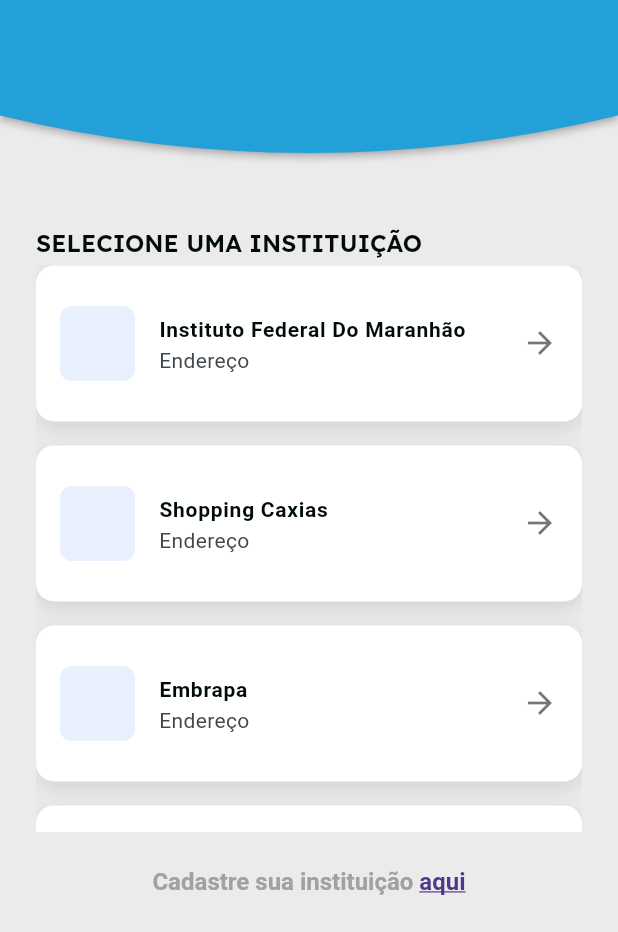
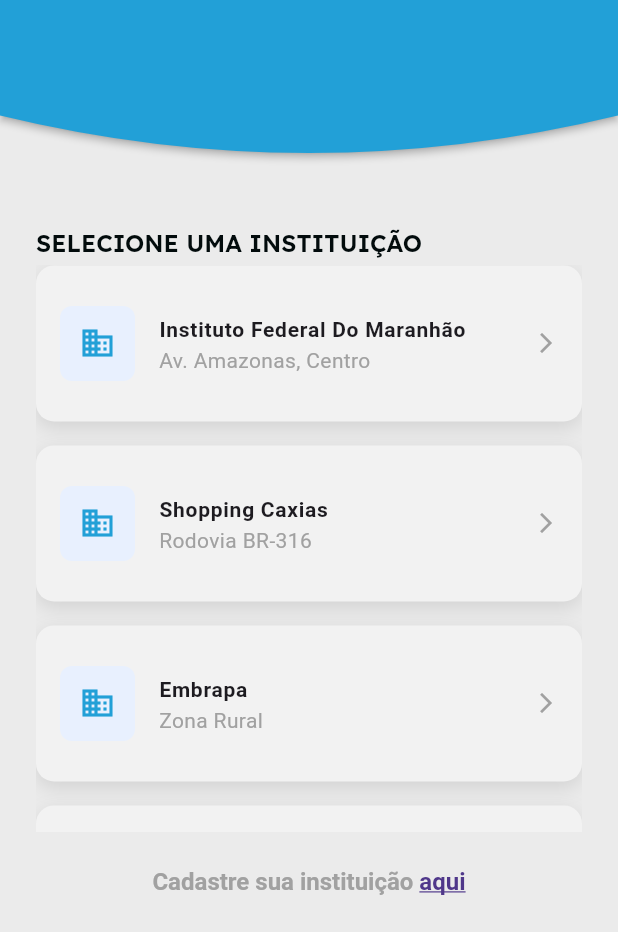
Before and after one commit to JonasNogueiraS/vektorIF, a Flutter app: the SelectInstitutionScreen screen opened by its route, on a phone screen of 412 x 824 dp, the part 304-1236 px from its top. Run offline on Flutter 3.47's test engine with Material 3 defaults, Android fonts, the phone set to English and light mode, and no system bars; our stand-ins replace google_fonts.

Commit message:
Refatora tela de seleção de instituições e implementa componente InstitutionCards

```diff
--- /dev/null
+++ b/lib/core/widgets/institution_cards.dart
@@ -0,0 +1,64 @@
+import 'package:flutter/material.dart';
+import 'package:vektor_if/core/themes/app_theme.dart';
+
+class InstitutionCards extends StatelessWidget {
+  final String name;
+  final String address;
+  final VoidCallback onTap;
+
+  const InstitutionCards({
+    super.key,
+    required this.name,
+    required this.address,
+    required this.onTap,
+  });
+
+  @override
+  Widget build(BuildContext context) {
+    return Container(
+      margin: const EdgeInsets.only(bottom: 16),
+      decoration: BoxDecoration(
+        color: AppTheme.colorWhiteText,
+        borderRadius: BorderRadius.circular(12),
+        boxShadow: [
+          BoxShadow(
+            color: Color(0x1B000000),
+            blurRadius: 10,
+            offset: const Offset(0, 4),
+          ),
+        ],
+      ),
+      child: ListTile(
+        contentPadding: const EdgeInsets.all(16),
+        leading: Container(
+          width: 50,
+          height: 50,
+          decoration: BoxDecoration(
+            color: const Color(0xFFE8F0FE),
+            borderRadius: BorderRadius.circular(8),
+          ),
+          child: const Icon(Icons.business, color: AppTheme.primaryBlue),
+        ),
+        title: Text(
+          name,
+          style: Theme.of(context).textTheme.bodyLarge?.copyWith(
+            fontWeight: FontWeight.bold,
+            fontSize: 14,
+          ),
+        ),
+        subtitle: Text(
+          address,
+          style: Theme.of(
+            context,
+          ).textTheme.bodyMedium?.copyWith(color: AppTheme.colorGrayText),
+        ),
+        trailing: const Icon(
+          Icons.arrow_forward_ios,
+          size: 16,
+          color: AppTheme.colorGrayText,
+        ),
+        onTap: onTap,
+      ),
+    );
+  }
+}
--- a/lib/screens/institution_list.dart
+++ b/lib/screens/institution_list.dart
@@ -1,9 +1,16 @@
 import 'package:flutter/material.dart';
 import 'package:vektor_if/core/themes/app_theme.dart';
 import 'package:vektor_if/core/widgets/custom_header.dart';
-
+import 'package:vektor_if/core/widgets/institution_cards.dart';
 class SelectInstitutionScreen extends StatelessWidget {
   const SelectInstitutionScreen({super.key});
+
+  final List<Map<String, String>> institutions = const [
+    {"name": "Instituto Federal Do Maranhão", "address": "Av. Amazonas, Centro"},
+    {"name": "Shopping Caxias", "address": "Rodovia BR-316"},
+    {"name": "Embrapa", "address": "Zona Rural"},
+    {"name": "LabTeste", "address": "Rua das Flores, 123"},
+  ];
 
   @override
   Widget build(BuildContext context) {
@@ -28,20 +35,20 @@
                   const SizedBox(height: 5),
 
                   Expanded(
-                    child: ListView(
+                    child: ListView.builder(
                       padding: EdgeInsets.zero,
-                      children: const [
-                        InstitutionCard(
-                          name: "Instituto Federal Do Maranhão",
-                          address: "Endereço",
-                        ),
-                        InstitutionCard(
-                          name: "Shopping Caxias",
-                          address: "Endereço",
-                        ),
-                        InstitutionCard(name: "Embrapa", address: "Endereço"),
-                        InstitutionCard(name: "LabTeste", address: "Endereço"),
-                      ],
+                      itemCount: institutions.length,
+                      itemBuilder: (context, index) {
+                        final item = institutions[index];
+
+                        return InstitutionCards(
+                          name: item["name"]!,
+                          address: item["address"]!,
+                          onTap: () {
+                            print("Selecionou: ${item['name']}");
+                          },
+                        );
+                      },
                     ),
                   ),
 
@@ -79,49 +86,3 @@
     );
   }
 }
-
-class InstitutionCard extends StatelessWidget {
-  final String name;
-  final String address;
-
-  const InstitutionCard({super.key, required this.name, required this.address});
-
-  @override
-  Widget build(BuildContext context) {
-    return Container(
-      margin: const EdgeInsets.only(bottom: 16),
-      decoration: BoxDecoration(
-        color: Colors.white,
-        borderRadius: BorderRadius.circular(12),
-        boxShadow: [
-          BoxShadow(
-            color: const Color(0x1B000000),
-            blurRadius: 10,
-            offset: const Offset(0, 4),
-          ),
-        ],
-      ),
-      child: ListTile(
-        contentPadding: const EdgeInsets.all(16),
-        leading: Container(
-          width: 50,
-          height: 50,
-          decoration: BoxDecoration(
-            color: const Color(0xFFE8F0FE), // Azul bem clarinho
-            borderRadius: BorderRadius.circular(8),
-          ),
-        ),
-        title: Text(
-          name,
-          style: const TextStyle(fontWeight: FontWeight.bold, fontSize: 14),
-        ),
-        subtitle: Text(address),
-        trailing: const Icon(Icons.arrow_forward, color: Colors.black54),
-        onTap: () {
-          // Futuro: Navegar para o mapa dessa instituição
-          print("Clicou em $name");
-        },
-      ),
-    );
-  }
-}
```
Also changed, not shown: lib/core/widgets/custom_cards.dart (deleted).
